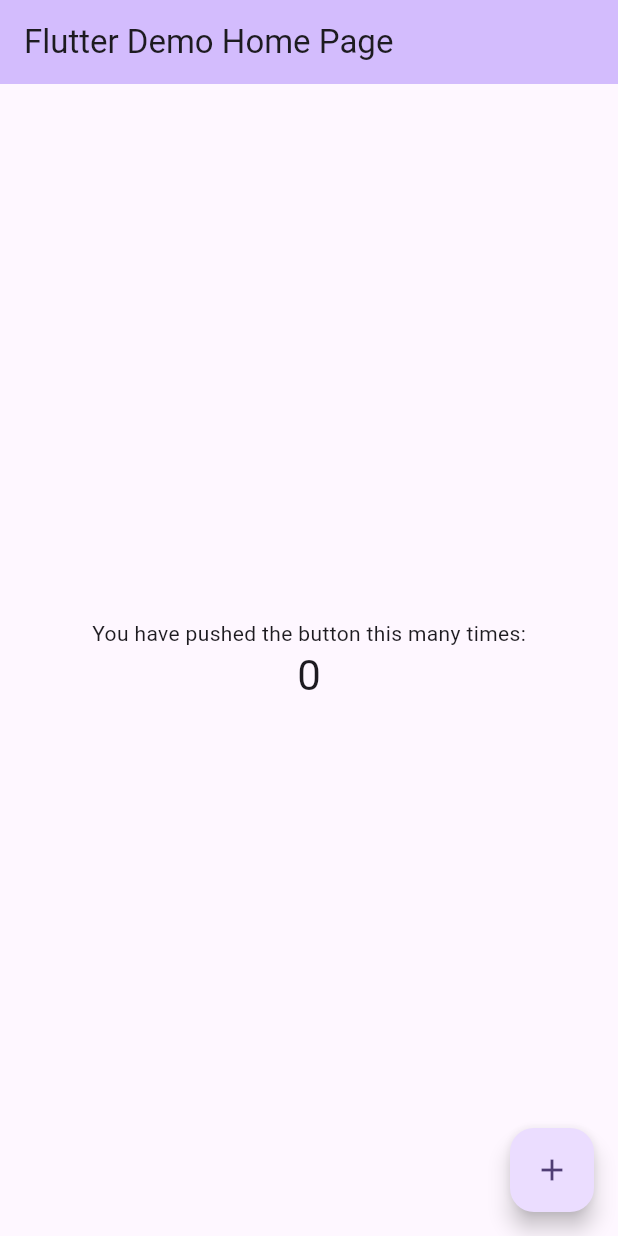
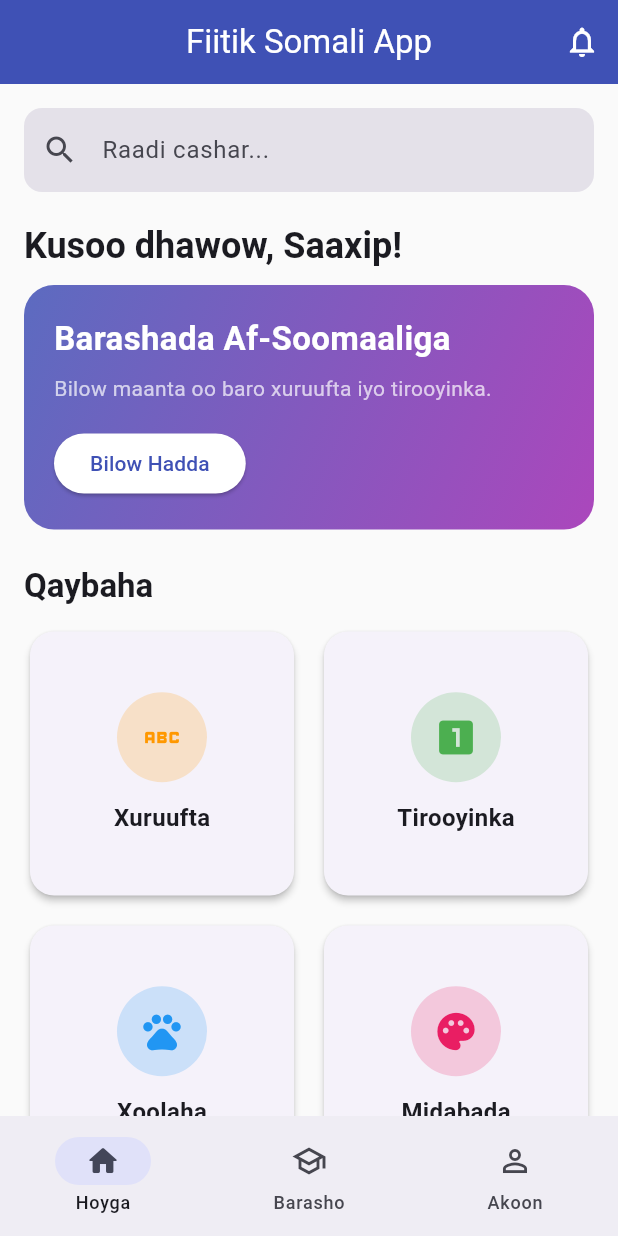
Before and after one commit to could-ai/019ae421-9959-72df-8619-2eb4936eba1e, a Flutter app: the screen it shows after launch, on a phone screen of 412 x 824 dp. Run offline on Flutter 3.47's test engine with Material 3 defaults, Android fonts, the phone set to English and light mode, and no system bars.

Commit message:
Updated main.dart to set up the Fiitik Somali App with Light and Dark themes, and defined routes for navigation.; Created MainScreen with a BottomNavigationBar to navigate between Home, Learn, and Profile tabs.; Created HomeTab with a search bar, a welcome banner, and a grid of learning categories (Letters, Numbers, Animals, Colors).; Created LearnTab to display a list of lessons for the children.; Created ProfileTab with user info and navigation links to Settings and Support.; Created SettingsScreen with options for Dark Mode and Language.; Created SupportScreen displaying the customer service number (252-612688949) and other contact details.

```diff
--- a/usr/lib/main.dart
+++ b/usr/lib/main.dart
@@ -1,123 +1,57 @@
 import 'package:flutter/material.dart';
+import 'package:couldai_user_app/screens/main_screen.dart';
+import 'package:couldai_user_app/screens/settings_screen.dart';
+import 'package:couldai_user_app/screens/support_screen.dart';
 
 void main() {
-  runApp(const MyApp());
+  runApp(const FiitikApp());
 }
 
-class MyApp extends StatelessWidget {
-  const MyApp({super.key});
+class FiitikApp extends StatelessWidget {
+  const FiitikApp({super.key});
 
-  // This widget is the root of your application.
   @override
   Widget build(BuildContext context) {
     return MaterialApp(
-      title: 'Flutter Demo',
+      title: 'Fiitik Somali App',
       debugShowCheckedModeBanner: false,
+      // Theme-ka Iftiinka (Light Mode)
       theme: ThemeData(
-        // This is the theme of your application.
-        //
-        // TRY THIS: Try running your application with "flutter run". You'll see
-        // the application has a purple toolbar. Then, without quitting the app,
-        // try changing the seedColor in the colorScheme below to Colors.green
-        // and then invoke "hot reload" (save your changes or press the "hot
-        // reload" button in a Flutter-supported IDE, or press "r" if you used
-        // the command line to start the app).
-        //
-        // Notice that the counter didn't reset back to zero; the application
-        // state is not lost during the reload. To reset the state, use hot
-        // restart instead.
-        //
-        // This works for code too, not just values: Most code changes can be
-        // tested with just a hot reload.
-        colorScheme: ColorScheme.fromSeed(seedColor: Colors.deepPurple),
+        useMaterial3: true,
+        colorScheme: ColorScheme.fromSeed(
+          seedColor: Colors.indigo,
+          brightness: Brightness.light,
+        ),
+        scaffoldBackgroundColor: Colors.grey[50],
+        appBarTheme: const AppBarTheme(
+          centerTitle: true,
+          elevation: 0,
+          backgroundColor: Colors.indigo,
+          foregroundColor: Colors.white,
+        ),
       ),
+      // Theme-ka Madowga (Dark Mode)
+      darkTheme: ThemeData(
+        useMaterial3: true,
+        colorScheme: ColorScheme.fromSeed(
+          seedColor: Colors.indigo,
+          brightness: Brightness.dark,
+        ),
+        scaffoldBackgroundColor: const Color(0xFF121212),
+        appBarTheme: const AppBarTheme(
+          centerTitle: true,
+          elevation: 0,
+          backgroundColor: Color(0xFF1F1F1F),
+          foregroundColor: Colors.white,
+        ),
+      ),
+      themeMode: ThemeMode.system, // Wuxuu raacayaa setting-ka mobiilka
       initialRoute: '/',
       routes: {
-        '/': (context) => const MyHomePage(title: 'Flutter Demo Home Page'),
+        '/': (context) => const MainScreen(),
+        '/settings': (context) => const SettingsScreen(),
+        '/support': (context) => const SupportScreen(),
       },
     );
   }
 }
-
-class MyHomePage extends StatefulWidget {
-  const MyHomePage({super.key, required this.title});
-
-  // This widget is the home page of your application. It is stateful, meaning
-  // that it has a State object (defined below) that contains fields that affect
-  // how it looks.
-
-  // This class is the configuration for the state. It holds the values (in this
-  // case the title) provided by the parent (in this case the App widget) and
-  // used by the build method of the State. Fields in a Widget subclass are
-  // always marked "final".
-
-  final String title;
-
-  @override
-  State<MyHomePage> createState() => _MyHomePageState();
-}
-
-class _MyHomePageState extends State<MyHomePage> {
-  int _counter = 0;
-
-  void _incrementCounter() {
-    setState(() {
-      // This call to setState tells the Flutter framework that something has
-      // changed in this State, which causes it to rerun the build method below
-      // so that the display can reflect the updated values. If we changed
-      // _counter without calling setState(), then the build method would not be
-      // called again, and so nothing would appear to happen.
-      _counter++;
-    });
-  }
-
-  @override
-  Widget build(BuildContext context) {
-    // This method is rerun every time setState is called, for instance as done
-    // by the _incrementCounter method above.
-    //
-    // The Flutter framework has been optimized to make rerunning build methods
-    // fast, so that you can just rebuild anything that needs updating rather
-    // than having to individually change instances of widgets.
-    return Scaffold(
-      appBar: AppBar(
-        // TRY THIS: Try changing the color here to a specific color (to
-        // Colors.amber, perhaps?) and trigger a hot reload to see the AppBar
-        // change color while the other colors stay the same.
-        backgroundColor: Theme.of(context).colorScheme.inversePrimary,
-        // Here we take the value from the MyHomePage object that was created by
-        // the App.build method, and use it to set our appbar title.
-        title: Text(widget.title),
-      ),
-      body: Center(
-        // Center is a layout widget. It takes a single child and positions it
-        // in the middle of the parent.
-        child: Column(
-          // Column is also a layout widget. It takes a list of children and
-          // arranges them vertically. By default, it sizes itself to fit its
-          // children horizontally, and tries to be as tall as its parent.
-          //
-          // Column has various properties to control how it sizes itself and
-          // how it positions its children. Here we use mainAxisAlignment to
-          // center the children vertically; the main axis here is the vertical
-          // axis because Columns are vertical (the cross axis would be
-          // horizontal).
-          //
-          // TRY THIS: Invoke "debug painting" (choose the "Toggle Debug Paint"
-          // action in the IDE, or press "p" in the console), to see the
-          // wireframe for each widget.
-          mainAxisAlignment: MainAxisAlignment.center,
-          children: <Widget>[
-            const Text('You have pushed the button this many times:'),
-            Text('$_counter', style: Theme.of(context).textTheme.headlineMedium),
-          ],
-        ),
-      ),
-      floatingActionButton: FloatingActionButton(
-        onPressed: _incrementCounter,
-        tooltip: 'Increment',
-        child: const Icon(Icons.add),
-      ), // This trailing comma makes auto-formatting nicer for build methods.
-    );
-  }
-}
--- /dev/null
+++ b/usr/lib/screens/main_screen.dart
@@ -0,0 +1,56 @@
+import 'package:flutter/material.dart';
+import 'package:couldai_user_app/tabs/home_tab.dart';
+import 'package:couldai_user_app/tabs/learn_tab.dart';
+import 'package:couldai_user_app/tabs/profile_tab.dart';
+
+class MainScreen extends StatefulWidget {
+  const MainScreen({super.key});
+
+  @override
+  State<MainScreen> createState() => _MainScreenState();
+}
+
+class _MainScreenState extends State<MainScreen> {
+  int _selectedIndex = 0;
+
+  // Liiska bogagga (Tabs)
+  final List<Widget> _pages = [
+    const HomeTab(),
+    const LearnTab(),
+    const ProfileTab(),
+  ];
+
+  void _onItemTapped(int index) {
+    setState(() {
+      _selectedIndex = index;
+    });
+  }
+
+  @override
+  Widget build(BuildContext context) {
+    return Scaffold(
+      body: _pages[_selectedIndex],
+      bottomNavigationBar: NavigationBar(
+        selectedIndex: _selectedIndex,
+        onDestinationSelected: _onItemTapped,
+        destinations: const [
+          NavigationDestination(
+            icon: Icon(Icons.home_outlined),
+            selectedIcon: Icon(Icons.home_rounded),
+            label: 'Hoyga',
+          ),
+          NavigationDestination(
+            icon: Icon(Icons.school_outlined),
+            selectedIcon: Icon(Icons.school_rounded),
+            label: 'Barasho',
+          ),
+          NavigationDestination(
+            icon: Icon(Icons.person_outline),
+            selectedIcon: Icon(Icons.person_rounded),
+            label: 'Akoon',
+          ),
+        ],
+      ),
+    );
+  }
+}
--- /dev/null
+++ b/usr/lib/tabs/home_tab.dart
@@ -0,0 +1,145 @@
+import 'package:flutter/material.dart';
+
+class HomeTab extends StatelessWidget {
+  const HomeTab({super.key});
+
+  @override
+  Widget build(BuildContext context) {
+    return Scaffold(
+      appBar: AppBar(
+        title: const Text('Fiitik Somali App'),
+        actions: [
+          IconButton(
+            icon: const Icon(Icons.notifications_outlined),
+            onPressed: () {},
+          ),
+        ],
+      ),
+      body: SingleChildScrollView(
+        padding: const EdgeInsets.all(16.0),
+        child: Column(
+          crossAxisAlignment: CrossAxisAlignment.start,
+          children: [
+            // Search Bar (Qaybta Raadinta)
+            TextField(
+              decoration: InputDecoration(
+                hintText: 'Raadi cashar...',
+                prefixIcon: const Icon(Icons.search),
+                filled: true,
+                fillColor: Theme.of(context).colorScheme.surfaceContainerHighest,
+                border: OutlineInputBorder(
+                  borderRadius: BorderRadius.circular(12),
+                  borderSide: BorderSide.none,
+                ),
+              ),
+            ),
+            const SizedBox(height: 20),
+
+            // Welcome Text
+            Text(
+              'Kusoo dhawow, Saaxip!',
+              style: Theme.of(context).textTheme.headlineSmall?.copyWith(
+                fontWeight: FontWeight.bold,
+              ),
+            ),
+            const SizedBox(height: 10),
+
+            // Featured Card
+            Container(
+              width: double.infinity,
+              padding: const EdgeInsets.all(20),
+              decoration: BoxDecoration(
+                gradient: LinearGradient(
+                  colors: [Colors.indigo.shade400, Colors.purple.shade400],
+                  begin: Alignment.topLeft,
+                  end: Alignment.bottomRight,
+                ),
+                borderRadius: BorderRadius.circular(20),
+              ),
+              child: Column(
+                crossAxisAlignment: CrossAxisAlignment.start,
+                children: [
+                  const Text(
+                    'Barashada Af-Soomaaliga',
+                    style: TextStyle(
+                      color: Colors.white,
+                      fontSize: 22,
+                      fontWeight: FontWeight.bold,
+                    ),
+                  ),
+                  const SizedBox(height: 8),
+                  const Text(
+                    'Bilow maanta oo baro xuruufta iyo tirooyinka.',
+                    style: TextStyle(color: Colors.white70),
+                  ),
+                  const SizedBox(height: 16),
+                  ElevatedButton(
+                    onPressed: () {},
+                    style: ElevatedButton.styleFrom(
+                      backgroundColor: Colors.white,
+                      foregroundColor: Colors.indigo,
+                    ),
+                    child: const Text('Bilow Hadda'),
+                  ),
+                ],
+              ),
+            ),
+
+            const SizedBox(height: 24),
+            Text(
+              'Qaybaha',
+              style: Theme.of(context).textTheme.titleLarge?.copyWith(
+                fontWeight: FontWeight.bold,
+              ),
+            ),
+            const SizedBox(height: 12),
+
+            // Categories Grid
+            GridView.count(
+              shrinkWrap: true,
+              physics: const NeverScrollableScrollPhysics(),
+              crossAxisCount: 2,
+              crossAxisSpacing: 12,
+              mainAxisSpacing: 12,
+              children: [
+                _buildCategoryCard(context, 'Xuruufta', Icons.abc, Colors.orange),
+                _buildCategoryCard(context, 'Tirooyinka', Icons.looks_one, Colors.green),
+                _buildCategoryCard(context, 'Xoolaha', Icons.pets, Colors.blue),
+                _buildCategoryCard(context, 'Midabada', Icons.palette, Colors.pink),
+              ],
+            ),
+          ],
+        ),
+      ),
+    );
+  }
+
+  Widget _buildCategoryCard(BuildContext context, String title, IconData icon, Color color) {
+    return Card(
+      elevation: 2,
+      shape: RoundedRectangleBorder(borderRadius: BorderRadius.circular(16)),
+      child: InkWell(
+        onTap: () {},
+        borderRadius: BorderRadius.circular(16),
+        child: Column(
+          mainAxisAlignment: MainAxisAlignment.center,
+          children: [
+            CircleAvatar(
+              radius: 30,
+              backgroundColor: color.withOpacity(0.2),
+              child: Icon(icon, size: 30, color: color),
+            ),
+            const SizedBox(height: 12),
+            Text(
+              title,
+              style: const TextStyle(
+                fontSize: 16,
+                fontWeight: FontWeight.bold,
+              ),
+            ),
+          ],
+        ),
+      ),
+    );
+  }
+}
```
Also changed, not shown: usr/lib/screens/settings_screen.dart (added, +41 -0 lines), usr/lib/screens/support_screen.dart (added, +71 -0 lines), usr/lib/tabs/learn_tab.dart (added, +45 -0 lines), usr/lib/tabs/profile_tab.dart (added, +85 -0 lines).
